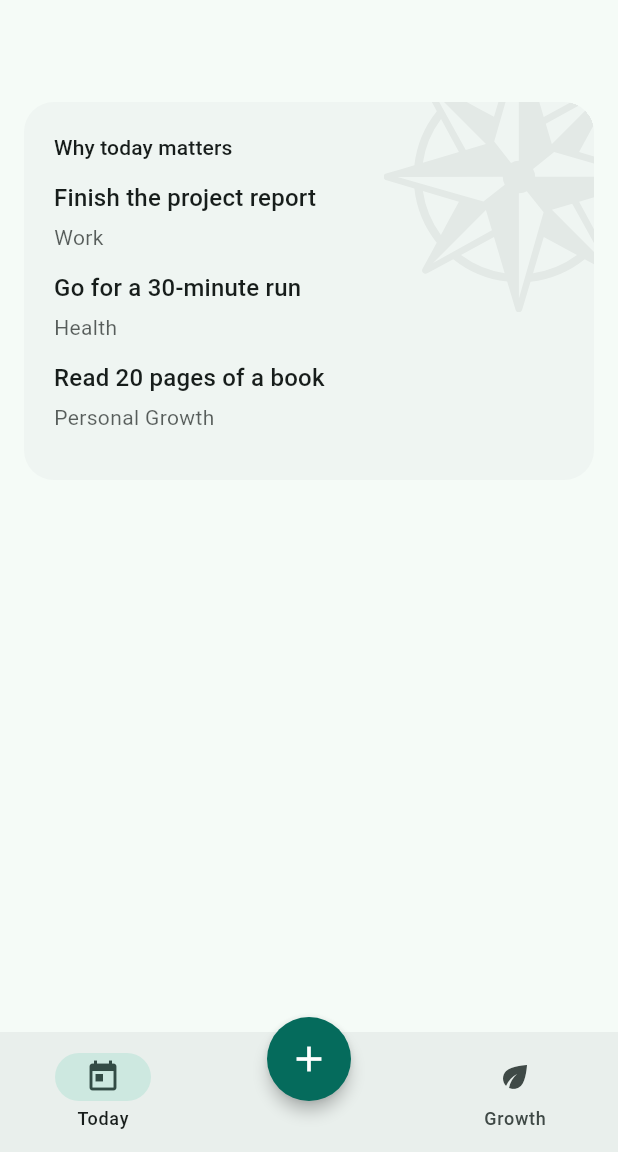
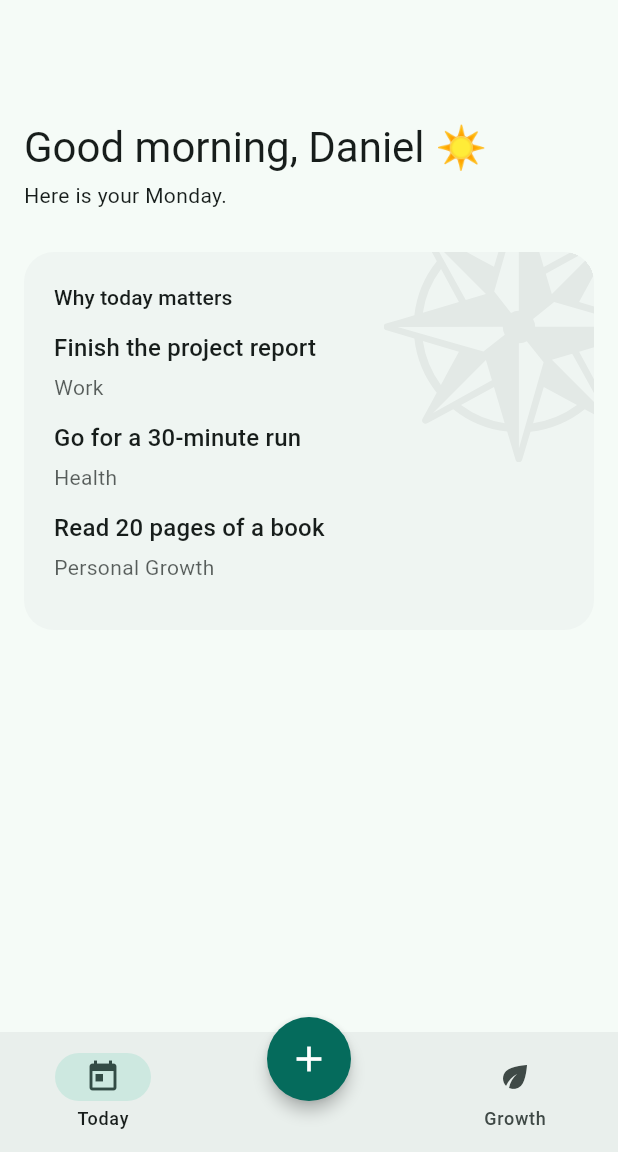
Before and after one commit to daniel-neyla/motiv8, a Flutter app: the screen it shows after launch, on a phone screen of 412 x 824 dp, the part 84-1236 px from its top. Run offline on Flutter 3.47's test engine with Material 3 defaults, Android fonts, the phone set to English and light mode, and no system bars; our stand-ins replace flutter_svg.

Commit message:
Message at the top of the today view to greet the user based on day and time of day

```diff
--- /dev/null
+++ b/lib/today/greeting_message.dart
@@ -0,0 +1,59 @@
+import 'package:flutter/material.dart';
+
+class GreetingMessage extends StatelessWidget {
+  const GreetingMessage({super.key});
+
+  String _getGreeeting() {
+    final hour = DateTime.now().hour;
+    if (hour < 12) return 'Good morning';
+    if (hour < 18) return 'Good afternoon';
+    return 'Good evening';
+  }
+
+  String _getWeekday() {
+    final weekday = DateTime.now().weekday;
+    switch (weekday) {
+      case 1:
+        return 'Monday';
+      case 2:
+        return 'Tuesday';
+      case 3:
+        return 'Wednesday';
+      case 4:
+        return 'Thursday';
+      case 5:
+        return 'Friday';
+      case 6:
+        return 'Saturday';
+      case 7:
+        return 'Sunday';
+      default:
+        return '';
+    }
+  }
+
+  String _getEmoji() {
+    final hour = DateTime.now().hour;
+    if (hour < 12) return '☀️';
+    if (hour < 18) return '🌤️';
+    return '🌙';
+  }
+
+  @override
+  Widget build(BuildContext context) {
+    return Column(
+      crossAxisAlignment: CrossAxisAlignment.start,
+      children: [
+        Text(
+          '${_getGreeeting()}, Daniel ${_getEmoji()}',
+          style: Theme.of(context).textTheme.headlineMedium,
+        ),
+        const SizedBox(height: 4),
+        Text(
+          'Here is your ${_getWeekday()}.',
+          style: Theme.of(context).textTheme.bodyMedium,
+        ),
+      ],
+    );
+  }
+}
--- a/lib/today/today_view.dart
+++ b/lib/today/today_view.dart
@@ -1,5 +1,6 @@
 import 'package:flutter/material.dart';
 import '../app/app_scaffold.dart';
+import 'greeting_message.dart';
 import 'direction_reminder.dart';
 import 'goal.dart';
 
@@ -12,7 +13,9 @@ class TodayView extends StatelessWidget {
       body: ListView(
         padding: const EdgeInsets.fromLTRB(16, kToolbarHeight + 16, 16, 16),
         children: const [
-          SizedBox(height: 36),
+          SizedBox(height: 64),
+          GreetingMessage(),
+          SizedBox(height: 12),
           DirectionReminder(
             goals: [
               Goal('Finish the project report', 'Work'),
@@ -20,7 +23,7 @@ class TodayView extends StatelessWidget {
               Goal('Read 20 pages of a book', 'Personal Growth'),
             ],
           ),
-          SizedBox(height: 36),
+          SizedBox(height: 12),
         ],
       ),
     );
```
